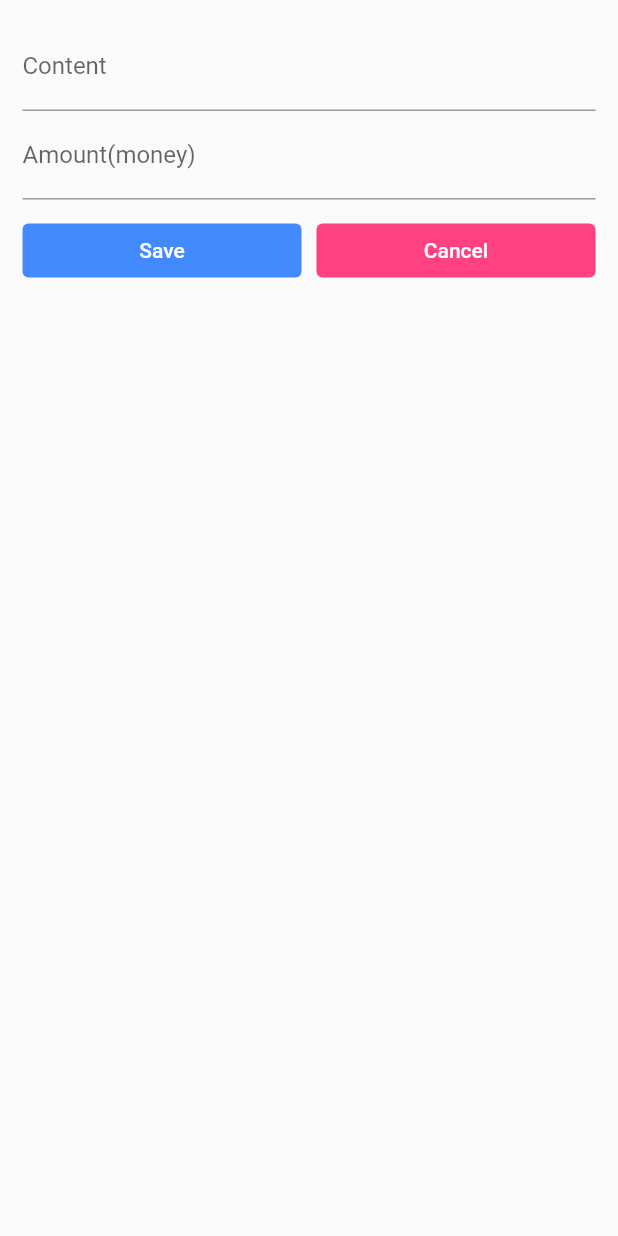
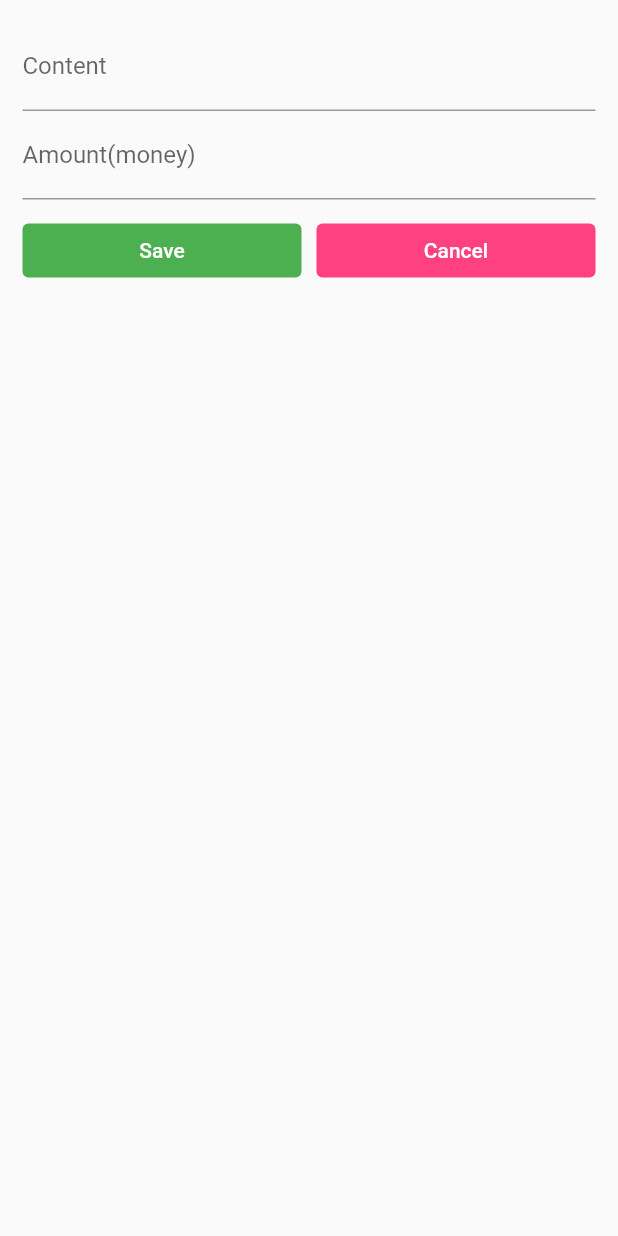
Before and after one commit to huynhminhvangit/hello_world, a Flutter app: the screen it shows after launch, after a tap on the "add" icon, on a phone screen of 412 x 824 dp. Run offline on Flutter 3.47's test engine with Material 2 defaults, Android fonts, the phone set to English and light mode, and no system bars.

Commit message:
add fonts

```diff
--- a/lib/MyApp.dart
+++ b/lib/MyApp.dart
@@ -29,6 +29,7 @@ class _MyAppState extends State<MyApp> with WidgetsBindingObserver {
         tooltip: 'Add transaction',
         child: Icon(Icons.add),
         onPressed: this._onButtonShowModalSheet,
+        backgroundColor: Theme.of(context).primaryColor,
       ),
       body: SafeArea(
         child: Container(
@@ -105,7 +106,7 @@ class _MyAppState extends State<MyApp> with WidgetsBindingObserver {
                           child: Text('Save'),
                           style: TextButton.styleFrom(
                             primary: Colors.white,
-                            backgroundColor: Colors.blueAccent,
+                            backgroundColor: Theme.of(context).primaryColor,
                           ),
                         ),
                       ),
@@ -118,7 +119,7 @@ class _MyAppState extends State<MyApp> with WidgetsBindingObserver {
                           child: Text('Cancel'),
                           style: TextButton.styleFrom(
                             primary: Colors.white,
-                            backgroundColor: Colors.pinkAccent,
+                            backgroundColor: Theme.of(context).accentColor,
                           ),
                         ),
                       ),
--- a/lib/TransactionList.dart
+++ b/lib/TransactionList.dart
@@ -29,11 +29,12 @@ class TransactionList extends StatelessWidget {
                   children: [
                     Padding(padding: EdgeInsets.only(top: 10)),
                     Text(
-                      transactions[index].content.toUpperCase(),
+                      transactions[index].content,
                       style: TextStyle(
                         fontWeight: FontWeight.bold,
                         fontSize: 18,
                         color: Colors.white,
+                        fontFamily: 'Playfair Display',
                       ),
                     ),
                     Text(
--- a/lib/main.dart
+++ b/lib/main.dart
@@ -4,6 +4,10 @@ import 'MyApp.dart';
 
 void main() {
   runApp(MaterialApp(
+    theme: ThemeData(
+      primaryColor: Colors.green,
+      accentColor: Colors.pinkAccent,
+    ),
     title: 'Hello World App',
     home: MyApp(),
   ));
```
Also changed, not shown: pubspec.yaml (+6 -6 lines), assets/fonts/PlayfairDisplay-Italic-VariableFont_wght.ttf (added), assets/fonts/PlayfairDisplay-VariableFont_wght.ttf (added).
